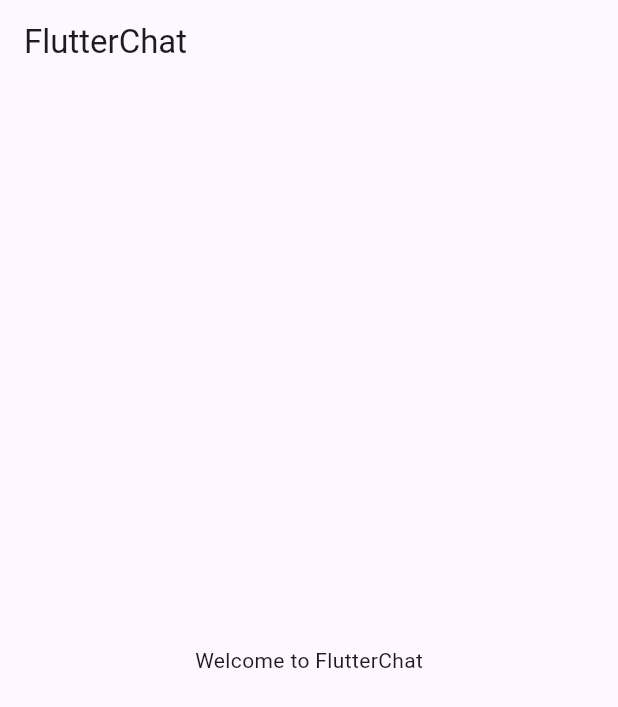
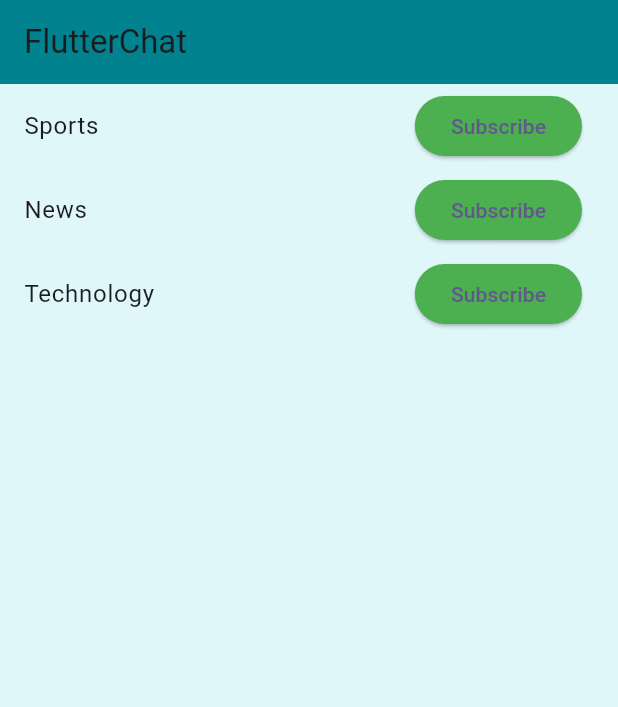
Before and after one commit to Ahmedyehia12/PushNotificationsSystem, a Flutter app: the screen it shows after launch, on a phone screen of 412 x 824 dp. Shown: the top 707 px of the screen. Run offline on Flutter 3.47's test engine with Material 3 defaults, Android fonts, the phone set to English and light mode, and no system bars; our stand-ins replace firebase_core, firebase_messaging; accounts and stored records are empty.

Commit message:
finished all the push notifcations with channels

```diff
--- a/lib/main.dart
+++ b/lib/main.dart
@@ -2,7 +2,7 @@ import 'package:firebase_messaging/firebase_messaging.dart';
 import 'package:flutter/material.dart';
 import 'package:firebase_core/firebase_core.dart';
 import 'firebase_options.dart';
-
+import 'screens/home_page.dart';
 void main() async {
   WidgetsFlutterBinding.ensureInitialized();
   await Firebase.initializeApp(
@@ -24,37 +24,3 @@ class App extends StatelessWidget {
     );
   }
 }
-
-class HomePage extends StatefulWidget {
-  const HomePage({super.key});
-
-  @override
-  State<HomePage> createState() => _HomePageState();
-}
-
-class _HomePageState extends State<HomePage> {
-  void setUpPushNotifications() async {
-    final fcm = FirebaseMessaging.instance;
-    await fcm.requestPermission(); // should be first, asks for permission
-    final token = await fcm.getToken();
-    print(token); // debug statement, you can send it via http to a backend
-  }
-
-  @override
-  void initState() {
-    super.initState();
-    setUpPushNotifications();
-  }
-
-  @override
-  Widget build(BuildContext context) {
-    return Scaffold(
-      appBar: AppBar(
-        title: const Text('FlutterChat'),
-      ),
-      body: const Center(
-        child: Text('Welcome to FlutterChat'),
-      ),
-    );
-  }
-}
--- /dev/null
+++ b/lib/screens/home_page.dart
@@ -0,0 +1,106 @@
+import 'package:firebase_messaging/firebase_messaging.dart';
+import 'package:flutter/material.dart';
+
+class HomePage extends StatefulWidget {
+  const HomePage({super.key});
+
+  @override
+  State<HomePage> createState() => _HomePageState();
+}
+
+class _HomePageState extends State<HomePage> {
+  final FirebaseMessaging _fcm = FirebaseMessaging.instance;
+  final List<String> _channels = ['Sports', 'News', 'Technology'];
+  final Set<String> _subscribedChannels = {};
+  @override
+  void initState() {
+    super.initState();
+    setUpPushNotifications();
+  }
+
+  void _subscribeToChannel(String channel) async {
+    await _fcm.subscribeToTopic(channel);
+    setState(() {
+      _subscribedChannels.add(channel); // will update the UI
+    });
+    print('Subscribed to $channel');
+  }
+
+  void _unsubscribeFromChannel(String channel) async {
+    await _fcm.unsubscribeFromTopic(channel);
+    setState(() {
+      _subscribedChannels.remove(channel);
+    });
+    print('Unsubscribed from $channel');
+  }
+
+  void setUpPushNotifications() async {
+    await _fcm.requestPermission();
+
+    // Retrieve the token
+    final token = await _fcm.getToken();
+    print("FCM Token: $token");
+
+    // Handle foreground notifications
+    FirebaseMessaging.onMessage.listen((message) {
+      print("Foreground Notification: ${message.notification?.title}");
+      showDialog(
+        context: context,
+        builder: (context) => AlertDialog(
+          title: Text(message.notification?.title ?? 'Notification'),
+          content: Text(message.notification?.body ?? 'No body'),
+          actions: [
+            TextButton(
+              onPressed: () => Navigator.of(context).pop(),
+              child: const Text('OK'),
+            ),
+          ],
+        ),
+      );
+    });
+
+    // Handle background notifications
+    FirebaseMessaging.onBackgroundMessage(_firebaseMessagingBackgroundHandler);
+  }
+
+  // Background message handler
+  static Future<void> _firebaseMessagingBackgroundHandler(
+      RemoteMessage message) async {
+    print("Background Notification: ${message.notification?.title}");
+    // this will be called when the app is in the background, just like a push notification
+  }
+
+  @override
+  Widget build(BuildContext context) {
+    return Scaffold(
+      appBar: AppBar(
+        title: const Text('FlutterChat'),
+        backgroundColor: Colors.cyan[800],
+      ),
+      backgroundColor: Colors.cyan[50],
+      body: ListView.builder(
+        itemCount: _channels.length,
+        itemBuilder: (context, index) {
+          final channel = _channels[index];
+          final isSubscribed = _subscribedChannels.contains(channel);
+          return ListTile(
+            title: Text(channel),
+            trailing: ElevatedButton(
+              onPressed: () {
+                if (isSubscribed) {
+                  _unsubscribeFromChannel(channel);
+                } else {
+                  _subscribeToChannel(channel);
+                }
+              },
+              style: ElevatedButton.styleFrom(
+                backgroundColor: isSubscribed ? Colors.red : Colors.green,
+              ),
+              child: Text(isSubscribed ? 'Unsubscribe' : 'Subscribe'),
+            ),
+          );
+        },
+      ),
+    );
+  }
+}
```
